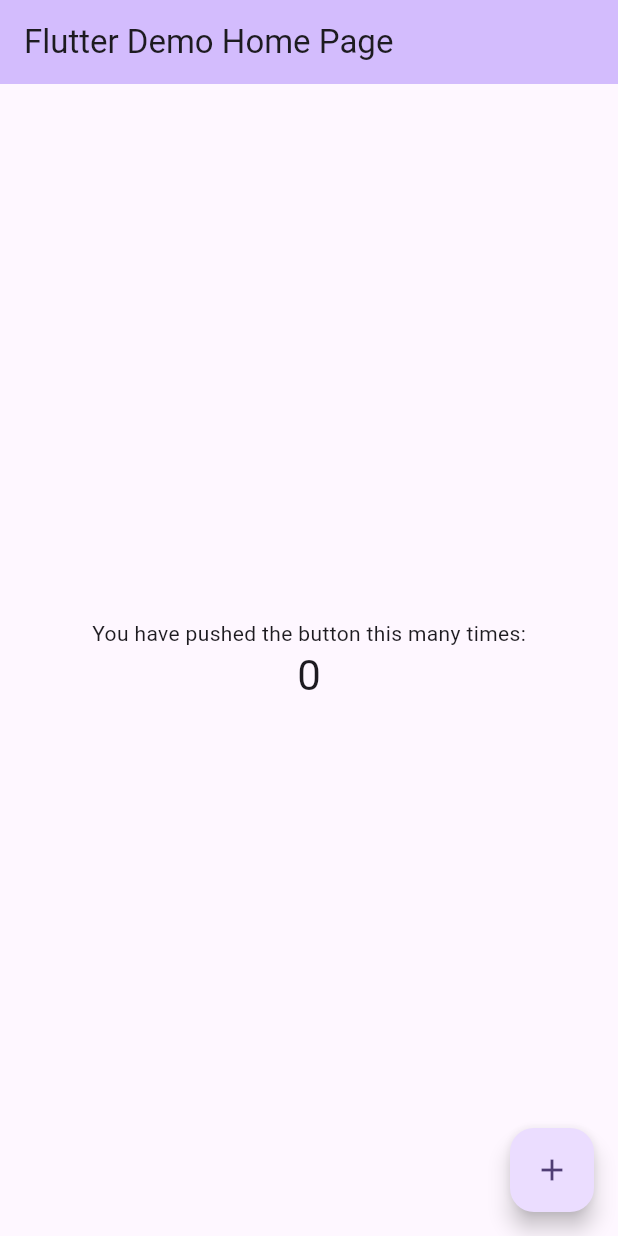
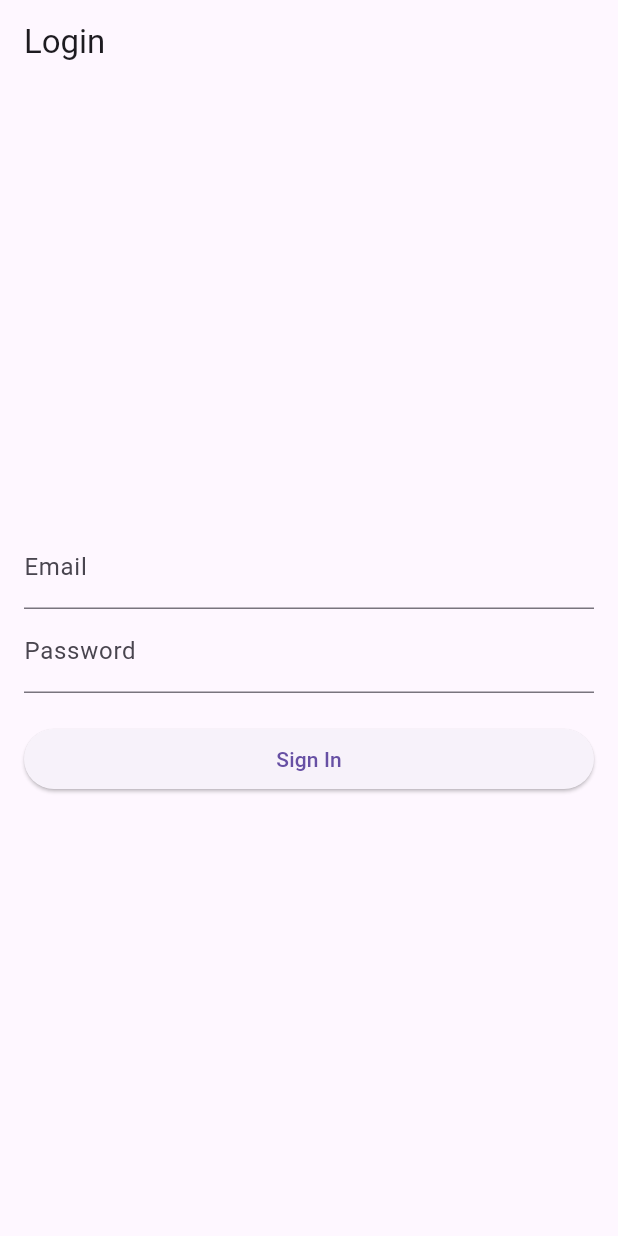
Before and after one commit to Redseba/StockTrackerApp, a Flutter app: the screen it shows after launch, on a phone screen of 412 x 824 dp. Run offline on Flutter 3.47's test engine with Material 3 defaults, Android fonts, the phone set to English and light mode, and no system bars; our stand-ins replace firebase_auth, firebase_core; accounts and stored records are empty.

Commit message:
Add Screens and Basic Authentication

```diff
--- /dev/null
+++ b/lib/Screens/Login.dart
@@ -0,0 +1,65 @@
+import 'package:firebase_auth/firebase_auth.dart';
+import 'package:flutter/material.dart';
+
+class LoginScreen extends StatefulWidget {
+  @override
+  _LoginScreenState createState() => _LoginScreenState();
+}
+
+class _LoginScreenState extends State<LoginScreen> {
+  final _emailController = TextEditingController();
+  final _passwordController = TextEditingController();
+  final _auth = FirebaseAuth.instance;
+  String _errorMessage = '';
+
+  Future<void> _signIn() async {
+    try {
+      await _auth.signInWithEmailAndPassword(
+        email: _emailController.text.trim(),
+        password: _passwordController.text.trim(),
+      );
+    } on FirebaseAuthException catch (e) {
+      setState(() {
+        _errorMessage = e.message ?? 'Unknown error';
+      });
+    }
+  }
+
+  @override
+  Widget build(BuildContext context) {
+    return Scaffold(
+      appBar: AppBar(title: Text('Login')),
+      body: Padding(
+        padding: const EdgeInsets.all(16.0),
+        child: Column(
+          mainAxisAlignment: MainAxisAlignment.center,
+          crossAxisAlignment: CrossAxisAlignment.stretch,
+          children: <Widget>[
+            TextField(
+              controller: _emailController,
+              decoration: InputDecoration(labelText: 'Email'),
+            ),
+            TextField(
+              controller: _passwordController,
+              decoration: InputDecoration(labelText: 'Password'),
+              obscureText: true,
+            ),
+            SizedBox(height: 20),
+            ElevatedButton(
+              onPressed: _signIn,
+              child: Text('Sign In'),
+            ),
+            if (_errorMessage.isNotEmpty)
+              Padding(
+                padding: const EdgeInsets.only(top: 10),
+                child: Text(
+                  _errorMessage,
+                  style: TextStyle(color: Colors.red),
+                ),
+              ),
+          ],
+        ),
+      ),
+    );
+  }
+}
--- a/lib/main.dart
+++ b/lib/main.dart
@@ -1,125 +1,99 @@
 import 'package:flutter/material.dart';
+import 'package:firebase_core/firebase_core.dart';
+import 'package:firebase_auth/firebase_auth.dart';
+import 'package:proj2/Screens/Login.dart';  // Ensure correct import
+import 'package:proj2/Screens/Stock_Detail.dart';
+import 'package:proj2/Screens/News_Feed.dart';
+import 'package:proj2/Screens/Watchlist.dart';
 
-void main() {
-  runApp(const MyApp());
+void main() async {
+  WidgetsFlutterBinding.ensureInitialized();
+  await Firebase.initializeApp();
+  runApp(MyApp());
 }
 
 class MyApp extends StatelessWidget {
-  const MyApp({super.key});
-
-  // This widget is the root of your application.
   @override
   Widget build(BuildContext context) {
     return MaterialApp(
-      title: 'Flutter Demo',
-      theme: ThemeData(
-        // This is the theme of your application.
-        //
-        // TRY THIS: Try running your application with "flutter run". You'll see
-        // the application has a purple toolbar. Then, without quitting the app,
-        // try changing the seedColor in the colorScheme below to Colors.green
-        // and then invoke "hot reload" (save your changes or press the "hot
-        // reload" button in a Flutter-supported IDE, or press "r" if you used
-        // the command line to start the app).
-        //
-        // Notice that the counter didn't reset back to zero; the application
-        // state is not lost during the reload. To reset the state, use hot
-        // restart instead.
-        //
-        // This works for code too, not just values: Most code changes can be
-        // tested with just a hot reload.
-        colorScheme: ColorScheme.fromSeed(seedColor: Colors.deepPurple),
-        useMaterial3: true,
-      ),
-      home: const MyHomePage(title: 'Flutter Demo Home Page'),
+      title: 'Flutter Firebase App',
+      home: AuthWrapper(), // Use AuthWrapper to check login status
     );
   }
 }
 
-class MyHomePage extends StatefulWidget {
-  const MyHomePage({super.key, required this.title});
-
-  // This widget is the home page of your application. It is stateful, meaning
-  // that it has a State object (defined below) that contains fields that affect
-  // how it looks.
-
-  // This class is the configuration for the state. It holds the values (in this
-  // case the title) provided by the parent (in this case the App widget) and
-  // used by the build method of the State. Fields in a Widget subclass are
-  // always marked "final".
-
-  final String title;
-
+class AuthWrapper extends StatelessWidget {
   @override
-  State<MyHomePage> createState() => _MyHomePageState();
+  Widget build(BuildContext context) {
+    // Check if user is logged in using FirebaseAuth
+    return StreamBuilder<User?>(
+      stream: FirebaseAuth.instance.authStateChanges(), // Stream of authentication state
+      builder: (context, snapshot) {
+        if (snapshot.connectionState == ConnectionState.waiting) {
+          // Show loading indicator while checking auth state
+          return Center(child: CircularProgressIndicator());
+        } else if (snapshot.hasError) {
+          // Handle errors
+          return Center(child: Text('Something went wrong!'));
+        } else if (snapshot.hasData) {
+          // User is logged in, navigate to Home screen
+          return Home();
+        } else {
+          // User is not logged in, show Login screen
+          return LoginScreen(); // Updated to LoginScreen
+        }
+      },
+    );
+  }
 }
 
-class _MyHomePageState extends State<MyHomePage> {
-  int _counter = 0;
-
-  void _incrementCounter() {
-    setState(() {
-      // This call to setState tells the Flutter framework that something has
-      // changed in this State, which causes it to rerun the build method below
-      // so that the display can reflect the updated values. If we changed
-      // _counter without calling setState(), then the build method would not be
-      // called again, and so nothing would appear to happen.
-      _counter++;
-    });
-  }
-
+class Home extends StatelessWidget {
   @override
   Widget build(BuildContext context) {
-    // This method is rerun every time setState is called, for instance as done
-    // by the _incrementCounter method above.
-    //
-    // The Flutter framework has been optimized to make rerunning build methods
-    // fast, so that you can just rebuild anything that needs updating rather
-    // than having to individually change instances of widgets.
     return Scaffold(
-      appBar: AppBar(
-        // TRY THIS: Try changing the color here to a specific color (to
-        // Colors.amber, perhaps?) and trigger a hot reload to see the AppBar
-        // change color while the other colors stay the same.
-        backgroundColor: Theme.of(context).colorScheme.inversePrimary,
-        // Here we take the value from the MyHomePage object that was created by
-        // the App.build method, and use it to set our appbar title.
-        title: Text(widget.title),
-      ),
-      body: Center(
-        // Center is a layout widget. It takes a single child and positions it
-        // in the middle of the parent.
-        child: Column(
-          // Column is also a layout widget. It takes a list of children and
-          // arranges them vertically. By default, it sizes itself to fit its
-          // children horizontally, and tries to be as tall as its parent.
-          //
-          // Column has various properties to control how it sizes itself and
-          // how it positions its children. Here we use mainAxisAlignment to
-          // center the children vertically; the main axis here is the vertical
-          // axis because Columns are vertical (the cross axis would be
-          // horizontal).
-          //
-          // TRY THIS: Invoke "debug painting" (choose the "Toggle Debug Paint"
-          // action in the IDE, or press "p" in the console), to see the
-          // wireframe for each widget.
-          mainAxisAlignment: MainAxisAlignment.center,
+      appBar: AppBar(title: Text('Home')),
+      drawer: Drawer(
+        child: ListView(
+          padding: EdgeInsets.zero,
           children: <Widget>[
-            const Text(
-              'You have pushed the button this many times:',
+            DrawerHeader(
+              decoration: BoxDecoration(color: Colors.blue),
+              child: Text(
+                'Navigation',
+                style: TextStyle(color: Colors.white, fontSize: 24),
+              ),
             ),
-            Text(
-              '$_counter',
-              style: Theme.of(context).textTheme.headlineMedium,
+            ListTile(
+              title: Text('Stock Detail'),
+              onTap: () {
+                Navigator.push(
+                  context,
+                  MaterialPageRoute(builder: (context) => StockDetail()),
+                );
+              },
+            ),
+            ListTile(
+              title: Text('News Feed'),
+              onTap: () {
+                Navigator.push(
+                  context,
+                  MaterialPageRoute(builder: (context) => NewsFeed()),
+                );
+              },
+            ),
+            ListTile(
+              title: Text('Watchlist'),
+              onTap: () {
+                Navigator.push(
+                  context,
+                  MaterialPageRoute(builder: (context) => Watchlist()),
+                );
+              },
             ),
           ],
         ),
       ),
-      floatingActionButton: FloatingActionButton(
-        onPressed: _incrementCounter,
-        tooltip: 'Increment',
-        child: const Icon(Icons.add),
-      ), // This trailing comma makes auto-formatting nicer for build methods.
+      body: Center(child: Text('Home Screen Content')),
     );
   }
 }
--- a/pubspec.yaml
+++ b/pubspec.yaml
@@ -30,6 +30,9 @@ environment:
 dependencies:
   flutter:
     sdk: flutter
+  firebase_core: ^3.8.1
+  firebase_auth: ^5.3.4
+  firebase_storage: ^12.3.7
 
 
   # The following adds the Cupertino Icons font to your application.
```
Also changed, not shown: lib/Screens/Home.dart (added, +30 -0 lines), lib/Screens/News_Feed.dart (added, +11 -0 lines), lib/Screens/Stock_Detail.dart (added, +11 -0 lines), lib/Screens/Watchlist.dart (added, +11 -0 lines), firebase.json (added), lib/firebase_options.dart (added), pubspec.lock, 7 other files.
